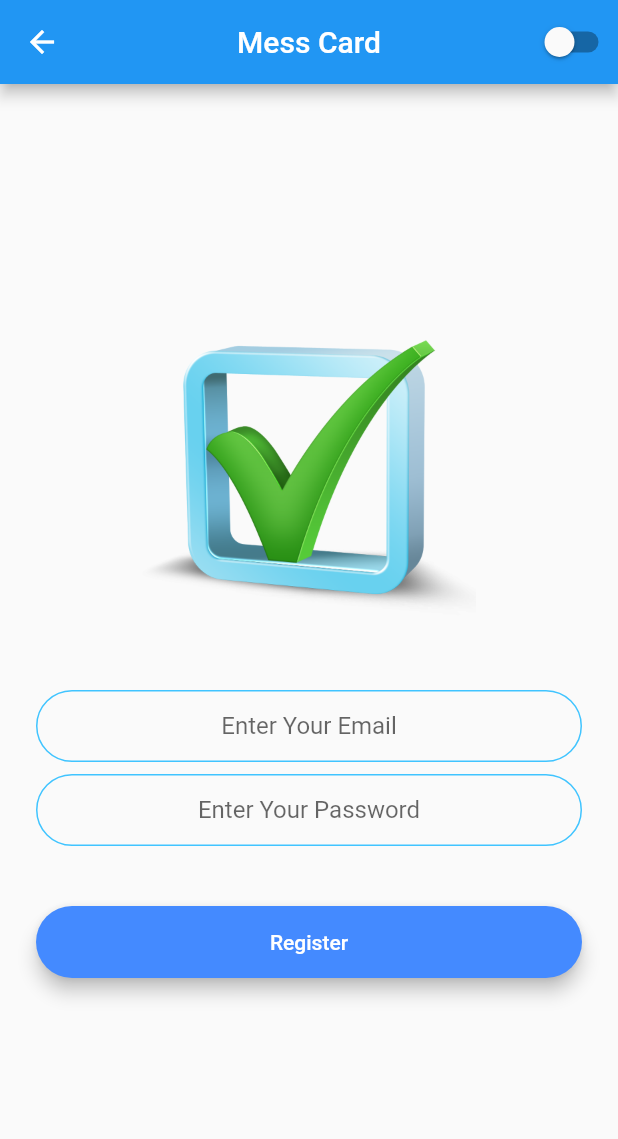
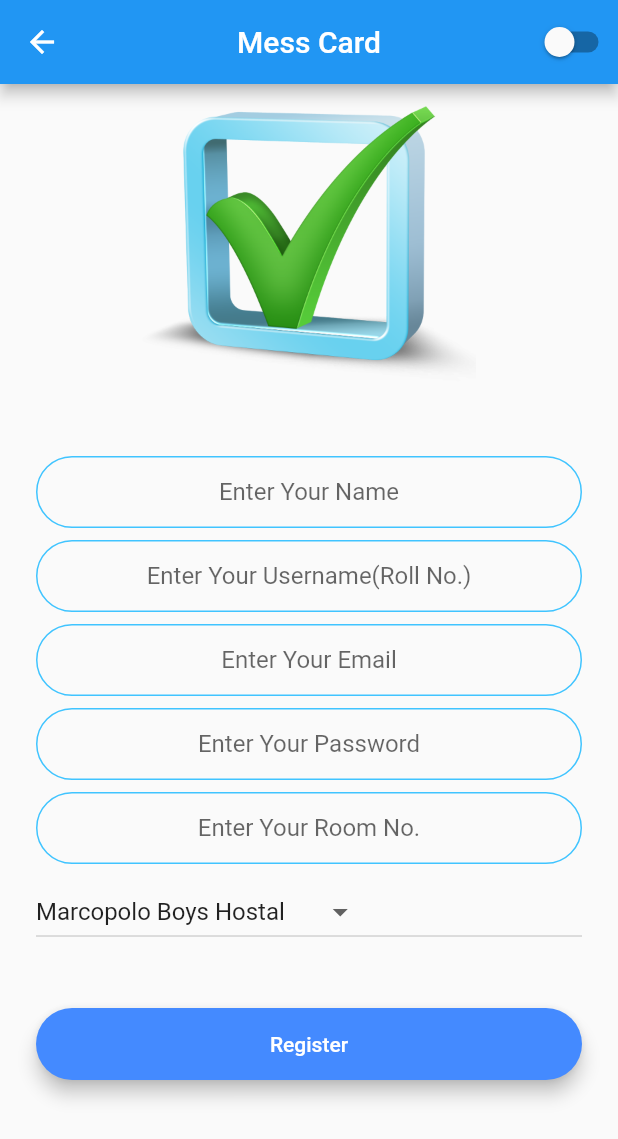
Before and after one commit to 15999shivam/mess_card, a Flutter app: the RegistrationScreen screen opened by its route, on a phone screen of 412 x 824 dp. Shown: the top 1139 px of the screen. Run offline on Flutter 3.47's test engine with Material 2 defaults, Android fonts, the phone set to English and light mode, and no system bars; our stand-ins replace animated_text_kit, modal_progress_hud, shared_preferences; accounts and stored records are empty.

Commit message:
added more fileds and validation to registration, refactored files to packages

```diff
--- a/lib/registration_screen.dart
+++ b/lib/loginsystem/login_screen.dart
@@ -1,23 +1,25 @@
 import 'package:flutter/material.dart';
-import 'rounded_button.dart';
-import 'constants.dart';
+import 'package:mess_card/components/rounded_button.dart';
+import '../constants.dart';
+import 'package:mess_card/messcard/Card.dart';
 import 'package:modal_progress_hud/modal_progress_hud.dart';
-import 'package:mess_card/Card.dart';
 
-class RegistrationScreen extends StatefulWidget {
-  static const String id = "registration_screen";
+class LoginScreen extends StatefulWidget {
+  static const String id = "login_screen";
   @override
-  _RegistrationScreenState createState() => _RegistrationScreenState();
+  _LoginScreenState createState() => _LoginScreenState();
 }
 
-class _RegistrationScreenState extends State<RegistrationScreen> {
+class _LoginScreenState extends State<LoginScreen> {
   bool showSpinner = false;
   String email;
   String password;
+
   @override
   Widget build(BuildContext context) {
     return Scaffold(
 //      backgroundColor: Colors.white,
+//      resizeToAvoidBottomPadding: true,
       body: ModalProgressHUD(
         inAsyncCall: showSpinner,
         child: Padding(
@@ -65,16 +67,17 @@ class _RegistrationScreenState extends State<RegistrationScreen> {
                 height: 24.0,
               ),
               RoundedButton(
-                color: Colors.blueAccent,
+                color: Colors.lightBlueAccent,
                 function: () async {
-//                print(email + "  " + password);
 //                  setState(() {
 //                    showSpinner = true;
 //                  });
 //                  try {
-//                    final newUser = await _auth.createUserWithEmailAndPassword(
-//                        email: email, password: password);
-//                    if (newUser != null) {
+//                    final user = await _auth.signInWithEmailAndPassword(
+//                      email: email,
+//                      password: password,
+//                    );
+//                    if (user != null) {
                   Navigator.pushNamed(context, MessCard.id);
 //                    }
 //                    setState(() {
@@ -87,7 +90,7 @@ class _RegistrationScreenState extends State<RegistrationScreen> {
 //                    print(e);
 //                  }
                 },
-                text: 'Register',
+                text: 'Log In',
               ),
             ],
           ),
--- /dev/null
+++ b/lib/loginsystem/registration_screen.dart
@@ -0,0 +1,221 @@
+import 'package:flutter/material.dart';
+import 'package:mess_card/components/rounded_button.dart';
+import '../constants.dart';
+import 'package:modal_progress_hud/modal_progress_hud.dart';
+import 'package:mess_card/messcard/Card.dart';
+import 'package:shared_preferences/shared_preferences.dart';
+import '../utilities/utils.dart';
+
+class RegistrationScreen extends StatefulWidget {
+  static const String id = "registration_screen";
+  @override
+  _RegistrationScreenState createState() => _RegistrationScreenState();
+}
+
+class _RegistrationScreenState extends State<RegistrationScreen> {
+  bool showSpinner = false;
+  String email = "";
+  String password = "";
+  String name = "";
+  String username;
+  String hostalname = "Marcopolo Boys Hostal";
+  String roomno;
+
+  double UsernameErrorHeight = 0;
+  double EmailErrorHeight = 0;
+  double PasswordErrorHEight = 0;
+  List<String> Hostals = ["Marcopolo Boys Hostal", "Vasco digama Boys Hostal"];
+
+  void showUserNameError() {
+    setState(() {
+      UsernameErrorHeight = 25;
+    });
+  }
+
+  void showPasswordError() {
+    setState(() {
+      PasswordErrorHEight = 25;
+    });
+  }
+
+  void showEmailError() {
+    setState(() {
+      EmailErrorHeight = 25;
+    });
+  }
+
+  @override
+  Widget build(BuildContext context) {
+    return Scaffold(
+//      backgroundColor: Colors.white,
+//      resizeToAvoidBottomInset: true,
+      body: ModalProgressHUD(
+        inAsyncCall: showSpinner,
+        child: Padding(
+          padding: EdgeInsets.symmetric(horizontal: 24.0),
+          child: ListView(
+//            mainAxisAlignment: MainAxisAlignment.center,
+//            crossAxisAlignment: CrossAxisAlignment.stretch,
+            children: <Widget>[
+              Hero(
+                tag: 'logo',
+                child: Container(
+                  height: 200.0,
+                  child: Image.asset('assets/logo.png'),
+                ),
+              ),
+              SizedBox(
+                height: 48.0,
+              ),
+              TextField(
+                keyboardType: TextInputType.text,
+                textAlign: TextAlign.center,
+                onChanged: (value) {
+                  //Do something with the user input.
+                  name = value;
+                },
+                decoration:
+                    kTextFileDecoration.copyWith(hintText: "Enter Your Name"),
+              ),
+              SizedBox(
+                height: 8.0,
+              ),
+              TextField(
+                keyboardType: TextInputType.number,
+                textAlign: TextAlign.center,
+                onChanged: (value) {
+                  //Do something with the user input.
+                  username = value;
+                },
+                decoration: kTextFileDecoration.copyWith(
+                    hintText: "Enter Your Username(Roll No.)"),
+              ),
+              AnimatedContainer(
+                duration: Duration(milliseconds: 500),
+                height: UsernameErrorHeight,
+                child: Text(
+                  "Provide a 10 digit username",
+                  textAlign: TextAlign.center,
+                ),
+              ),
+              SizedBox(
+                height: 8.0,
+              ),
+              TextField(
+                keyboardType: TextInputType.emailAddress,
+                textAlign: TextAlign.center,
+                onChanged: (value) {
+                  //Do something with the user input.
+                  email = value;
+                },
+                decoration:
+                    kTextFileDecoration.copyWith(hintText: "Enter Your Email"),
+              ),
+              AnimatedContainer(
+                duration: Duration(milliseconds: 500),
+                height: EmailErrorHeight,
+                child: Text(
+                  "Provide chitkara email id",
+                  textAlign: TextAlign.center,
+                ),
+              ),
+              SizedBox(
+                height: 8.0,
+              ),
+              TextField(
+                obscureText: true,
+                textAlign: TextAlign.center,
+                onChanged: (value) {
+                  //Do something with the user input.
+                  password = value;
+                },
+                decoration: kTextFileDecoration.copyWith(
+                    hintText: "Enter Your Password"),
+              ),
+              AnimatedContainer(
+                duration: Duration(milliseconds: 500),
+                height: PasswordErrorHEight,
+                child: Text(
+                  "Password must contain @,A-Z and 0-9",
+                  textAlign: TextAlign.center,
+                ),
+              ),
+              SizedBox(
+                height: 8.0,
+              ),
+              TextField(
+                keyboardType: TextInputType.number,
+                textAlign: TextAlign.center,
+                onChanged: (value) {
+                  //Do something with the user input.
+                  roomno = value;
+                },
+                decoration: kTextFileDecoration.copyWith(
+                    hintText: "Enter Your Room No."),
+              ),
+              SizedBox(
+                height: 8.0,
+              ),
+              DropdownButton(
+                items: Hostals.map((hostal) => DropdownMenuItem(
+                      child: Text("$hostal"),
+                      value: hostal,
+                    )).toList(),
+                onChanged: (val) {
+                  print(val);
+                  setState(() {
+                    hostalname = val;
+                  });
+                },
+                value: hostalname,
+              ),
+              SizedBox(
+                height: 24.0,
+              ),
+              RoundedButton(
+                color: Colors.blueAccent,
+                function: () async {
+                  bool isEmail = ValidateEmail(email);
+                  bool isPassword = ValidatePassword(password);
+                  bool isUsername = ValidateUsername(username.toString());
+                  if (!isEmail || !isPassword || !isUsername) {
+                    if (!isEmail) {
+                      showEmailError();
+                    }
+                    if (!isPassword) {
+                      showPasswordError();
+                    }
+                    if (!isUsername) {
+                      showUserNameError();
+                    }
+                  } else {
+                    setState(() {
+                      showSpinner = true;
+                    });
+                    //try {
+//                    final newUser = await _auth.createUserWithEmailAndPassword(
+//                        email: email, password: password);
+//                    if (newUser != null) {
+                    Navigator.pushNamedAndRemoveUntil(
+                        context, MessCard.id, (Route<dynamic> route) => false);
+//                    }
+//                    setState(() {
+//                      showSpinner = false;
+//                    });
+//                  } catch (e) {
+//                    setState(() {
+//                      showSpinner = false;
+//                    });
+//                    print(e);
+                    //}
+                  }
+                },
+                text: 'Register',
+              ),
+            ],
+          ),
+        ),
+      ),
+    );
+  }
+}
--- a/lib/welcome_screen.dart
+++ b/lib/loginsystem/welcome_screen.dart
@@ -1,8 +1,8 @@
 import 'package:flutter/material.dart';
-import 'login_screen.dart';
-import 'registration_screen.dart';
+import 'package:mess_card/loginsystem/login_screen.dart';
+import 'package:mess_card/loginsystem/registration_screen.dart';
 import 'package:animated_text_kit/animated_text_kit.dart';
-import 'rounded_button.dart';
+import 'package:mess_card/components/rounded_button.dart';
 
 class WelcomeScreen extends StatefulWidget {
   WelcomeScreen({this.isDark});
--- a/lib/Day.dart
+++ b/lib/messcard/Day.dart
@@ -1,5 +1,5 @@
 import 'package:flutter/material.dart';
-import 'package:mess_card/MealBox.dart';
+import 'package:mess_card/messcard/MealBox.dart';
 
 class Day extends StatefulWidget {
   Day({this.day});
```
Also changed, not shown: lib/login_screen.dart (deleted, +0 -102 lines), lib/main.dart (+4 -4 lines), lib/utilities/utils.dart (added, +21 -0 lines), lib/components/rounded_button.dart (renamed from lib/rounded_button.dart), lib/messcard/Card.dart (renamed from lib/Card.dart), lib/messcard/MealBox.dart (renamed from lib/MealBox.dart), lib/networkig/register.dart (added).
